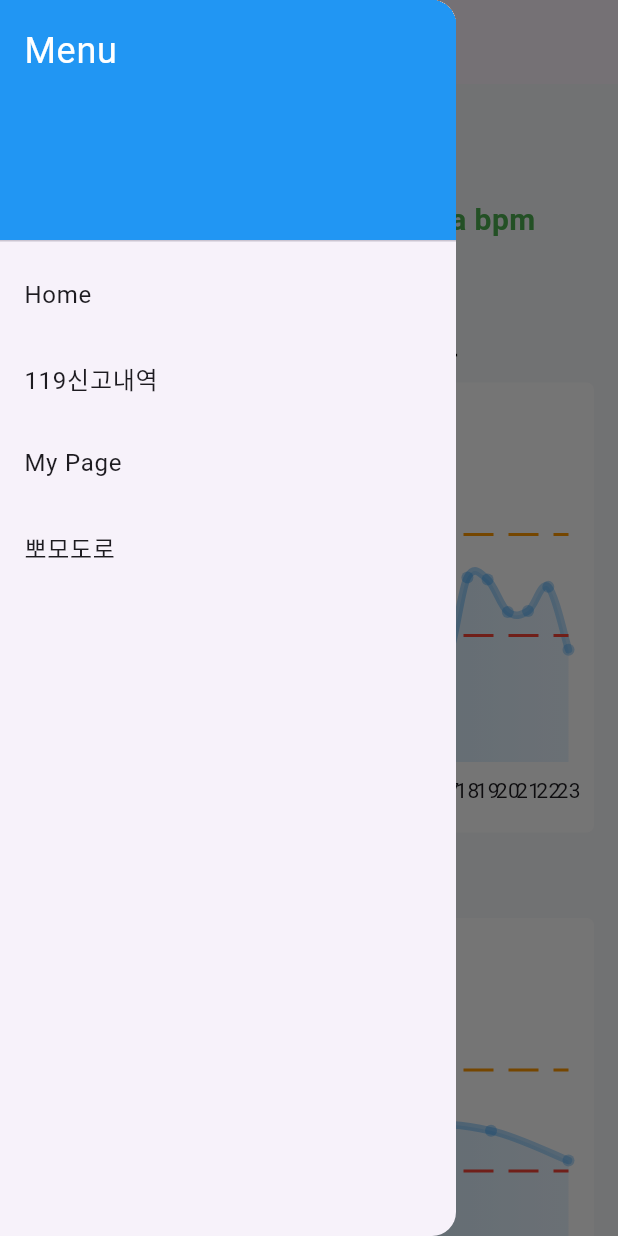
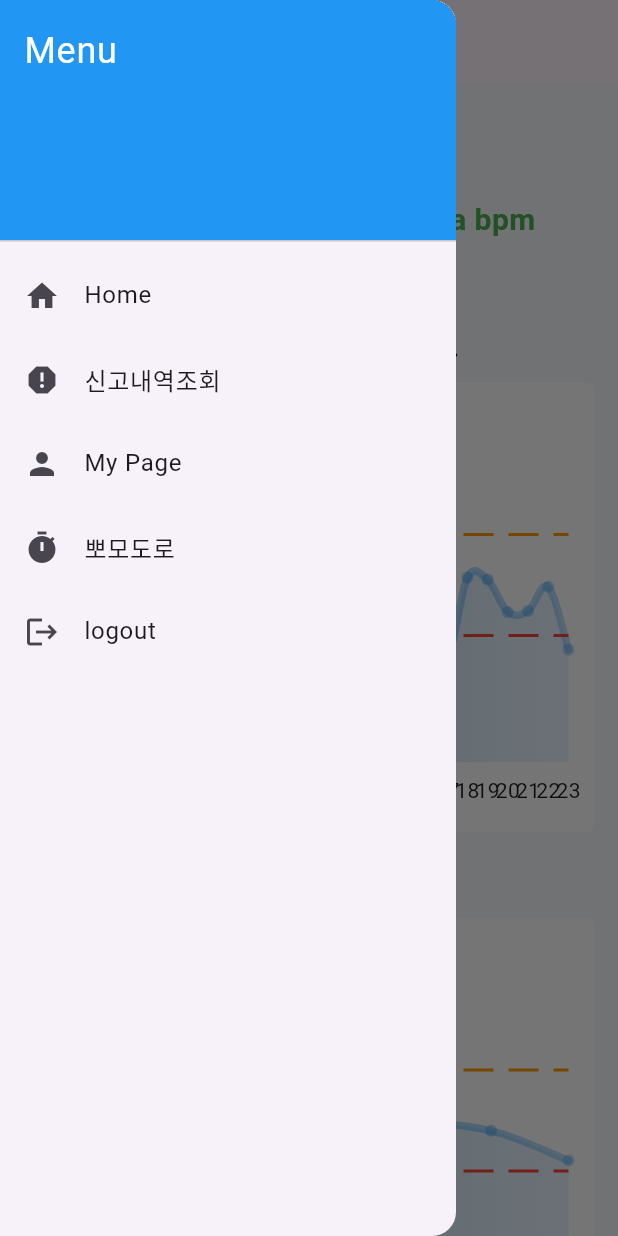
Before and after one commit to tlsgptj/cj_webapp, a Flutter app: the chartScreen screen opened by its route, with the side drawer open, on a phone screen of 412 x 824 dp. Run offline on Flutter 3.47's test engine with Material 3 defaults, Android fonts, the light colour scheme and no system bars; drawn by our look-alikes of fl_chart; our stand-ins replace cloud_firestore, connectivity_plus, firebase_auth, firebase_core, firebase_database, firebase_storage and 3 more; accounts and stored records are empty; Roboto replaces fonts that are missing (Noto Sans HK); project files that could hold a hidden picture were left out.

```diff
--- a/lib/users/chartScreen.dart
+++ b/lib/users/chartScreen.dart
@@ -181,27 +181,38 @@ class _ChartScreenState extends State<chartScreen> {
               ),
             ),
             ListTile(
+                leading: Icon(Icons.home),
               title: Text('Home'),
               onTap: () {
                 Navigator.pushNamed(context, '/home');
               },
             ),
             ListTile(
-              title: Text('119신고내역'),
+                leading: Icon(Icons.report),
+              title: Text('신고내역조회'),
               onTap: () {
                 Navigator.pushNamed(context, '/Detail');
               },
             ),
             ListTile(
+                leading: Icon(Icons.person),
               title: Text('My Page'),
               onTap: () {
                 Navigator.pushNamed(context, '/mypage');
               },
             ),
             ListTile(
+                leading: Icon(Icons.timer),
               title: Text('뽀모도로'),
               onTap: () {
                 Navigator.pushNamed(context, '/time');
+              },
+            ),
+            ListTile(
+              leading: Icon(Icons.logout),
+              title: Text('logout'),
+              onTap: () {
+                Navigator.pushNamed(context, '/login');
               },
             ),
           ],
```
Also changed, not shown: lib/users/DetailChartScreen.dart (+2 -9 lines), lib/users/homeScreen.dart (+6 -6 lines).
